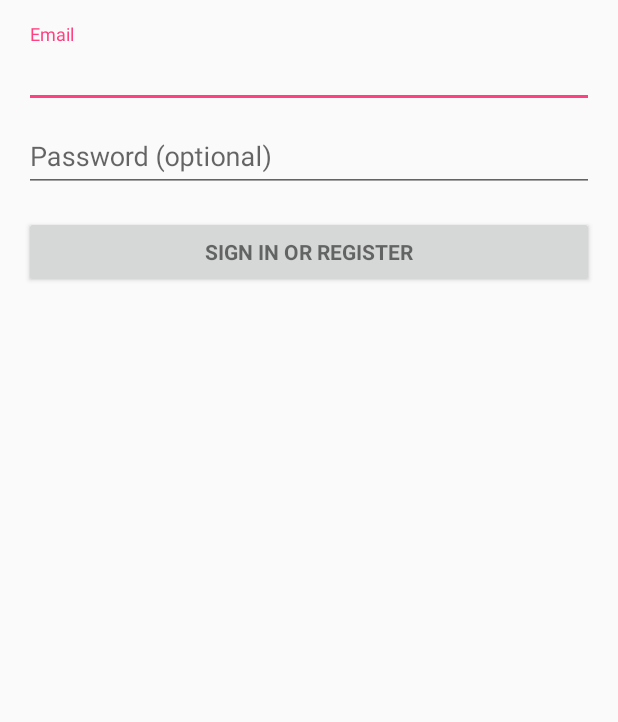
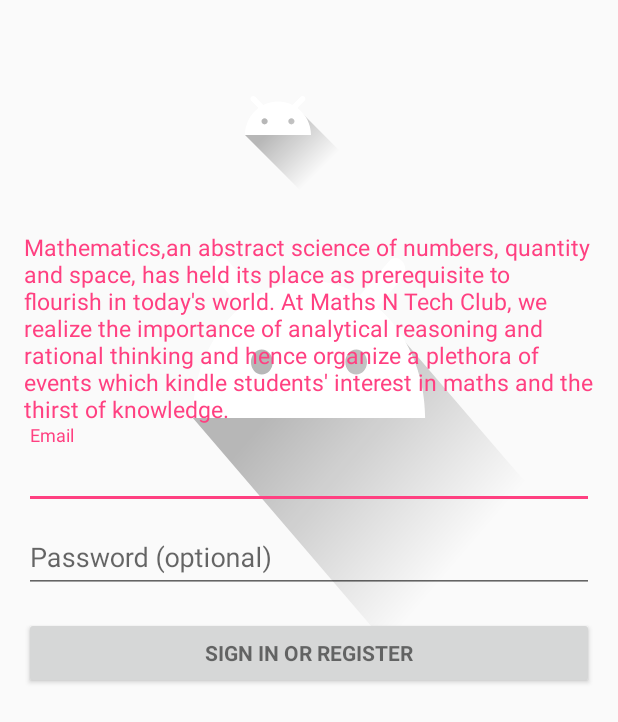
Before and after one commit to sakchi17/MNTC-App, an Android app: the layout activity_login.xml on its own in the app's theme, with its tools: preview values and no code run, on a phone screen of 412 x 824 dp. Shown: the top 722 px of the screen. Run offline under Robolectric (Android 15) with nearby library versions, the phone set to English and light mode, and no system bars.

Commit message:
Login_Screen_v1

```diff
--- a/app/src/main/res/layout/activity_login.xml
+++ b/app/src/main/res/layout/activity_login.xml
@@ -1,17 +1,40 @@
 <?xml version="1.0" encoding="utf-8"?>
-<LinearLayout xmlns:android="http://schemas.android.com/apk/res/android"
+<ScrollView xmlns:android="http://schemas.android.com/apk/res/android"
     xmlns:tools="http://schemas.android.com/tools"
     android:layout_width="match_parent"
     android:layout_height="match_parent"
-    android:gravity="center_horizontal"
-    android:orientation="vertical"
+    android:id="@+id/login_form_scroller"
     android:paddingBottom="@dimen/activity_vertical_margin"
     android:paddingLeft="@dimen/activity_horizontal_margin"
     android:paddingRight="@dimen/activity_horizontal_margin"
     android:paddingTop="@dimen/activity_vertical_margin"
     tools:context=".LoginActivity">
 
-    <!-- Login progress -->
+    <LinearLayout
+        android:background="@drawable/ic_launcher_foreground"
+        android:id="@+id/login_form"
+        android:layout_width="wrap_content"
+        android:layout_height="wrap_content"
+        android:orientation="vertical">
+
+        <ImageView
+            android:id="@+id/login_form_club_logo"
+            android:layout_width="wrap_content"
+            android:layout_height="wrap_content"
+            android:layout_marginLeft="115dp"
+            android:layout_marginTop="10dp"
+            android:src="@drawable/ic_launcher_foreground" />
+
+
+        <TextView
+            android:id="@+id/login_form_club_description"
+            android:layout_marginTop="20dp"
+            android:layout_width="wrap_content"
+            android:layout_height="wrap_content"
+            android:text="@string/about_mntc"
+            android:textSize="15sp"
+            android:textColor="@color/colorAccent"/>
+
         <ProgressBar
             android:id="@+id/login_progress"
             style="?android:attr/progressBarStyleLarge"
@@ -19,17 +42,6 @@
             android:layout_height="wrap_content"
             android:layout_marginBottom="8dp"
             android:visibility="gone" />
-
-    <ScrollView
-        android:id="@+id/login_form"
-        android:layout_width="match_parent"
-        android:layout_height="match_parent">
-
-        <LinearLayout
-            android:id="@+id/email_login_form"
-            android:layout_width="match_parent"
-            android:layout_height="wrap_content"
-            android:orientation="vertical">
 
         <android.support.design.widget.TextInputLayout
             android:layout_width="match_parent"
@@ -74,5 +86,5 @@
             android:textStyle="bold" />
 
     </LinearLayout>
+
 </ScrollView>
-</LinearLayout>
--- a/app/src/main/res/values/strings.xml
+++ b/app/src/main/res/values/strings.xml
@@ -1,6 +1,7 @@
 <resources>
     <string name="app_name">MNTC-App</string>
     <string name="title_activity_login">Sign in</string>
+    <string name="about_mntc">Mathematics,an abstract science of numbers, quantity and space, has held its place as prerequisite to flourish in today's world. At Maths N Tech Club, we realize the importance of analytical reasoning and rational thinking and hence organize a plethora of events which kindle students' interest in maths and the thirst of knowledge.</string>
 
     <!-- Strings related to login -->
     <string name="prompt_email">Email</string>
```
Also changed, not shown: app/src/main/java/com/example/oem/mntc_app/LoginActivity.java (+350 -349 lines). Lines whose indentation alone changed are shown as unchanged.
